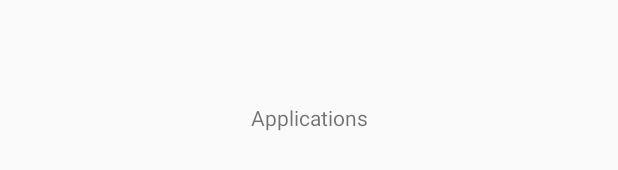
After one commit to KayJay7/IdeaTracker, an Android app: the layout layout_applications.xml on its own in the app's theme, with its tools: preview values and no code run, on a phone screen of 412 x 824 dp. The commit adds this screen. Shown: the part 501-671 px from the top of the screen. Run offline under Robolectric (Android 15) with nearby library versions, the phone set to English and light mode, and no system bars.

Commit message:
Added layoutInflater exaple and AlertDialog.Builder one

```diff
--- /dev/null
+++ b/app/src/main/res/layout/layout_applications.xml
@@ -0,0 +1,22 @@
+<?xml version="1.0" encoding="utf-8"?>
+<android.support.constraint.ConstraintLayout
+    xmlns:android="http://schemas.android.com/apk/res/android"
+    xmlns:app="http://schemas.android.com/apk/res-auto"
+    xmlns:tools="http://schemas.android.com/tools"
+    android:layout_width="match_parent"
+    android:layout_height="match_parent">
+
+    <TextView
+        android:id="@+id/textView2"
+        android:layout_width="wrap_content"
+        android:layout_height="wrap_content"
+        android:layout_marginBottom="8dp"
+        android:layout_marginEnd="8dp"
+        android:layout_marginStart="8dp"
+        android:layout_marginTop="8dp"
+        android:text="Applications"
+        app:layout_constraintBottom_toBottomOf="parent"
+        app:layout_constraintEnd_toEndOf="parent"
+        app:layout_constraintStart_toStartOf="parent"
+        app:layout_constraintTop_toTopOf="parent" />
+</android.support.constraint.ConstraintLayout>
--- a/app/src/main/res/values/strings.xml
+++ b/app/src/main/res/values/strings.xml
@@ -27,5 +27,8 @@
     <string name="mbugs">My bugs</string>
     <string name="mapp">My applications</string>
     <string name="mprof">My profile</string>
+    <string name="disconnect">Disconnect</string>
+
+    <string name="are_you_sure_disconnect">Are you sure do you want to disconnect?</string>
 
 </resources>
```
Also changed, not shown: app/src/main/java/com/group/ideatracker/ideatracker/MainActivity.kt (+39 -9 lines), app/src/main/res/layout/content_main.xml (+8 -0 lines), app/src/main/res/layout/layout_bugs.xml (added, +21 -0 lines), app/src/main/res/layout/layout_profile.xml (added, +21 -0 lines), 1 other file.
